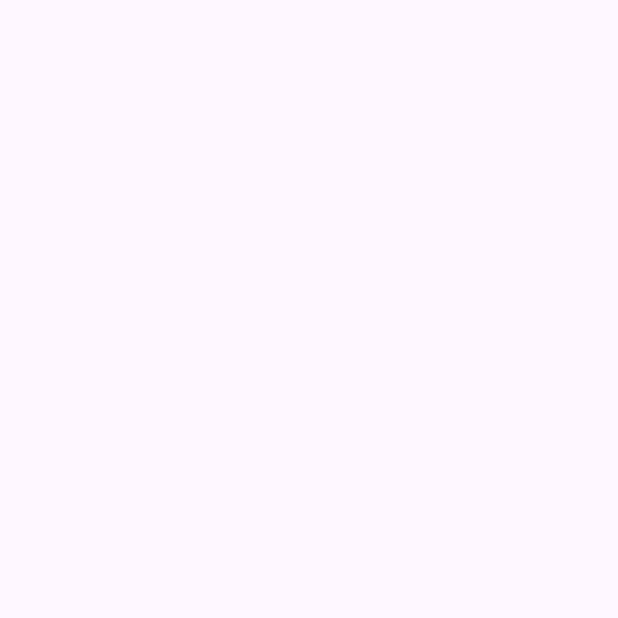
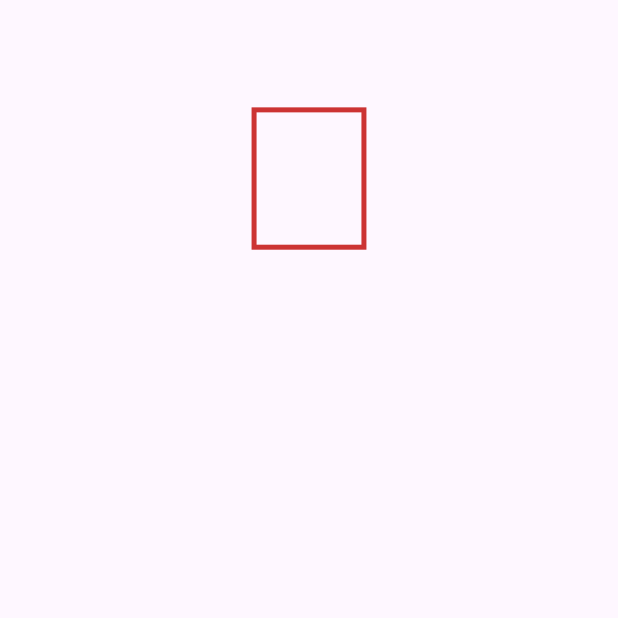
Before and after one commit to HK416/spgp_aos_project, an Android app: the screen it shows after launch (MainActivity), on a phone screen of 412 x 824 dp, the top half of it. Before the commit the part shown is empty. Run offline under Robolectric (Android 15) with nearby library versions, the phone set to English and light mode, and no system bars.

Commit message:
Tino 클래스의 onDraw 메소드 구현 및 장면에 추가.
- GameView에 onUpdate 메소드를 호출할 때 마지막에 invalidate 메소드를 호출하게 함.
- MainCamera 클래스의 Projection 수정.
- GameScene 클래스의 onUpdate 메소드 구현 수정.

```diff
--- a/app/src/main/java/com/hk416/fallingdowntino/GameView.java
+++ b/app/src/main/java/com/hk416/fallingdowntino/GameView.java
@@ -111,6 +111,8 @@ public class GameView extends View {
         if (!isRunning) {
             activity.finish();
         }
+
+        invalidate();
     }
 
     private void onStopScheduling(long frameTimeNanos) {
--- a/app/src/main/java/com/hk416/fallingdowntino/object/MainCamera.java
+++ b/app/src/main/java/com/hk416/fallingdowntino/object/MainCamera.java
@@ -10,9 +10,9 @@ public final class MainCamera extends GameCamera {
     public MainCamera() {
         super(X_POS, Y_POS);
         setProjection(new Projection(
-                16.0f,
+                8.0f,
                 -4.5f,
-                0.0f,
+                -8.0f,
                 4.5f,
                 0.0f,
                 100.0f
--- a/app/src/main/java/com/hk416/fallingdowntino/object/Tino.java
+++ b/app/src/main/java/com/hk416/fallingdowntino/object/Tino.java
@@ -1,7 +1,54 @@
 package com.hk416.fallingdowntino.object;
 
+import android.graphics.Canvas;
+import android.graphics.Paint;
+import android.graphics.PointF;
+import android.util.Log;
+
+import androidx.annotation.NonNull;
+
 import com.hk416.framework.object.GameObject;
+import com.hk416.framework.render.DrawPipeline;
+import com.hk416.framework.transform.Vector;
 
 public class Tino extends GameObject {
+    private static final String TAG = Tino.class.getSimpleName();
+    private static final float WIDTH = 1.6f;
+    private static final float HEIGHT = 2.0f;
+    private static final float X_POS = 0.0f;
+    private static final float Y_POS = 11.2f;
 
+    private final Paint debugColor;
+
+    public Tino() {
+        super(X_POS, Y_POS, WIDTH, HEIGHT);
+        debugColor = new Paint();
+        debugColor.setStrokeWidth(5.0f);
+        debugColor.setStyle(Paint.Style.STROKE);
+        debugColor.setARGB(255, 204, 51, 51);
+    }
+
+    @Override
+    public void onDraw(@NonNull Canvas canvas) {
+        Vector position = getPosition();
+        Vector size = getSize();
+        Vector max = position.postAdd(size.postMul(0.5f));
+        Vector min = position.postSub(size.postMul(0.5f));
+
+        DrawPipeline pipeline = DrawPipeline.getInstance();
+
+        PointF topRight = pipeline.toScreenCoord(max);
+        PointF bottomLeft = pipeline.toScreenCoord(min);
+
+        Log.d(TAG, "pos:" + topRight + ", size:" + bottomLeft);
+        if (topRight != null && bottomLeft != null) {
+            canvas.drawRect(
+                    bottomLeft.x,
+                    topRight.y,
+                    topRight.x,
+                    bottomLeft.y,
+                    debugColor
+            );
+        }
+    }
 }
--- a/app/src/main/java/com/hk416/fallingdowntino/scene/InGameScene.java
+++ b/app/src/main/java/com/hk416/fallingdowntino/scene/InGameScene.java
@@ -7,6 +7,7 @@ import android.view.MotionEvent;
 import androidx.annotation.NonNull;
 
 import com.hk416.fallingdowntino.object.MainCamera;
+import com.hk416.fallingdowntino.object.Tino;
 import com.hk416.framework.render.DrawPipeline;
 import com.hk416.framework.render.GameCamera;
 import com.hk416.framework.scene.GameScene;
@@ -25,6 +26,9 @@ public final class InGameScene extends GameScene {
         DrawPipeline pipeline = DrawPipeline.getInstance();
         pipeline.setRatio(9.0f, 16.0f);
         pipeline.setMainCamera(mainCamera);
+
+        // 게임 오브젝트들을 추가한다.
+        super.insertObject(new Tino());
     }
 
     @Override
--- a/app/src/main/java/com/hk416/framework/scene/GameScene.java
+++ b/app/src/main/java/com/hk416/framework/scene/GameScene.java
@@ -48,16 +48,16 @@ public class GameScene {
     }
 
     public void onUpdate(float elapsedTimeSec, long frameRate) {
-        for (GameObject object : insertObjects) {
-            gameObjects.push(object);
+        while (!insertObjects.isEmpty()) {
+            gameObjects.push(insertObjects.pop());
         }
 
         for (GameObject object : gameObjects) {
             object.onUpdate(elapsedTimeSec);
         }
 
-        for (GameObject object : removeObjects) {
-            gameObjects.remove(object);
+        while (!removeObjects.isEmpty()) {
+            gameObjects.remove(removeObjects.pop());
         }
     }
 
```
